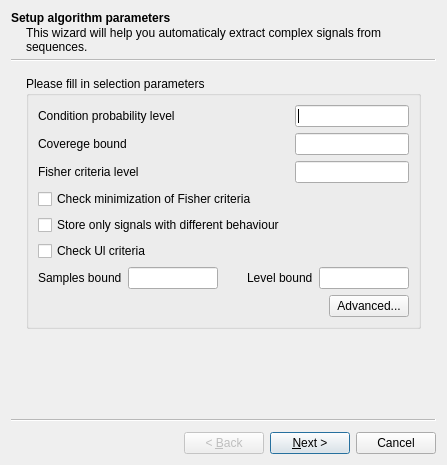
Qt form src/plugins/expert_discovery/src/ui/ExpertDiscoverySigExtrWiz.ui (violethaze74/ugene) before a commit.
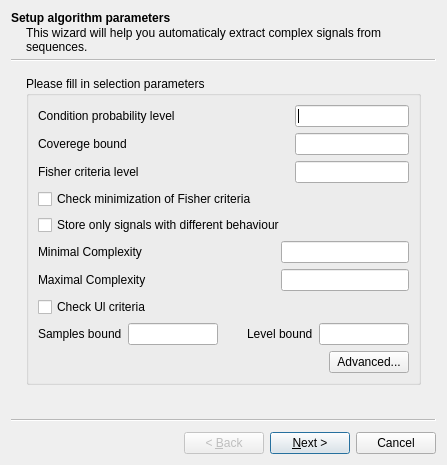
The same form after that commit.

Commit message: expert_discovery fix

```diff
--- a/src/plugins/expert_discovery/src/ui/ExpertDiscoverySigExtrWiz.ui
+++ b/src/plugins/expert_discovery/src/ui/ExpertDiscoverySigExtrWiz.ui
@@ -112,6 +112,43 @@
          </property>
         </widget>
        </item>
+       <item>
+        <layout class="QGridLayout" name="gridLayout_2">
+         <item row="0" column="2">
+          <widget class="QLineEdit" name="minComplexityEdit"/>
+         </item>
+         <item row="0" column="0">
+          <widget class="QLabel" name="label">
+           <property name="text">
+            <string>Minimal Complexity</string>
+           </property>
+          </widget>
+         </item>
+         <item row="1" column="0">
+          <widget class="QLabel" name="label_7">
+           <property name="text">
+            <string>Maximal Complexity</string>
+           </property>
+          </widget>
+         </item>
+         <item row="0" column="1">
+          <spacer name="horizontalSpacer_4">
+           <property name="orientation">
+            <enum>Qt::Horizontal</enum>
+           </property>
+           <property name="sizeHint" stdset="0">
+            <size>
+             <width>40</width>
+             <height>20</height>
+            </size>
+           </property>
+          </spacer>
+         </item>
+         <item row="1" column="2">
+          <widget class="QLineEdit" name="maxComplexityEdit"/>
+         </item>
+        </layout>
+       </item>
        <item>
         <widget class="QCheckBox" name="ulCritCheck">
          <property name="text">
```
Left out of the diff: 13 changed lines with no effect on the pictures. The commit also changes 19 other files.
